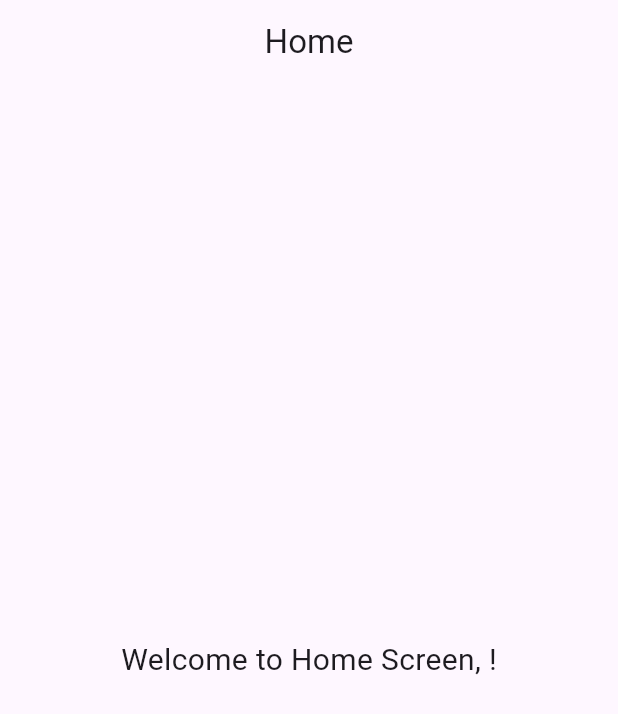
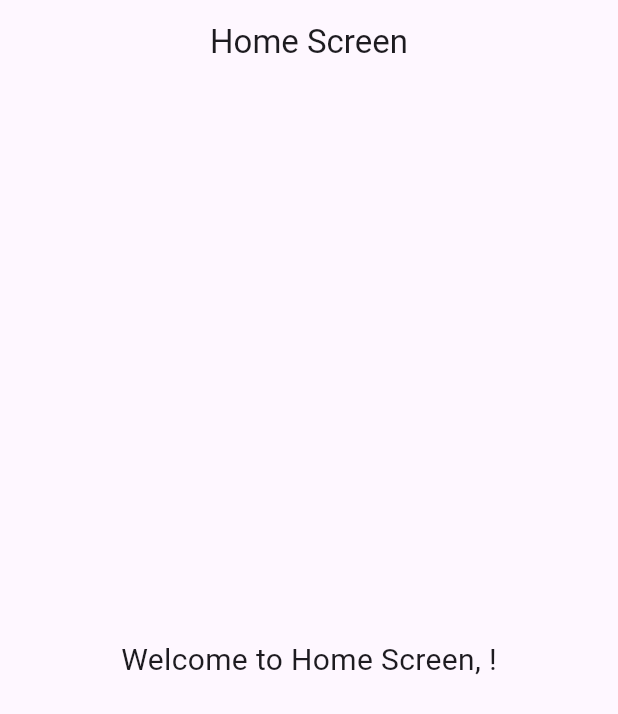
Before and after one commit to sethh99/Flutter, a Flutter app: the HomeScreen screen opened directly with empty values, on a phone screen of 412 x 824 dp. Shown: the top 714 px of the screen. Run offline on Flutter 3.47's test engine with Material 3 defaults, Android fonts, the light colour scheme and no system bars.

Commit message:
change name

```diff
--- a/lib/screen/home_screen.dart
+++ b/lib/screen/home_screen.dart
@@ -9,7 +9,7 @@ class HomeScreen extends StatelessWidget {
   Widget build(BuildContext context) {
     return Scaffold(
       appBar: AppBar(
-        title: Text('Home'),
+        title: Text('Home Screen'),
         centerTitle: true,
       ),
       body: Center(
```
